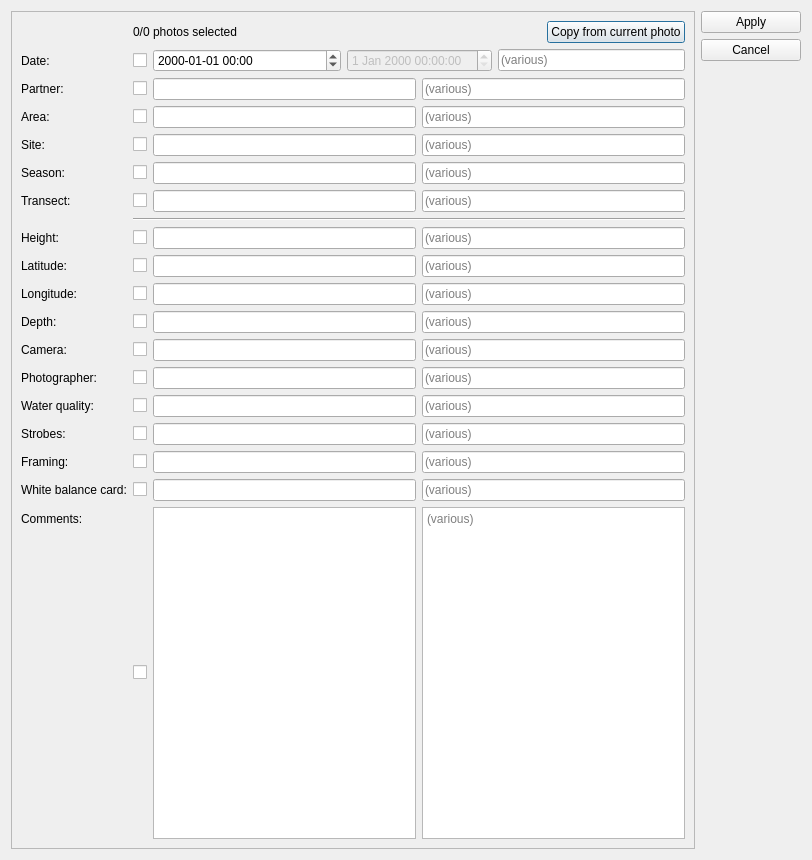
CAMBioMed/preprocessor, file src/preprocessor/gui/metadata_dialog.ui: the form before one commit.
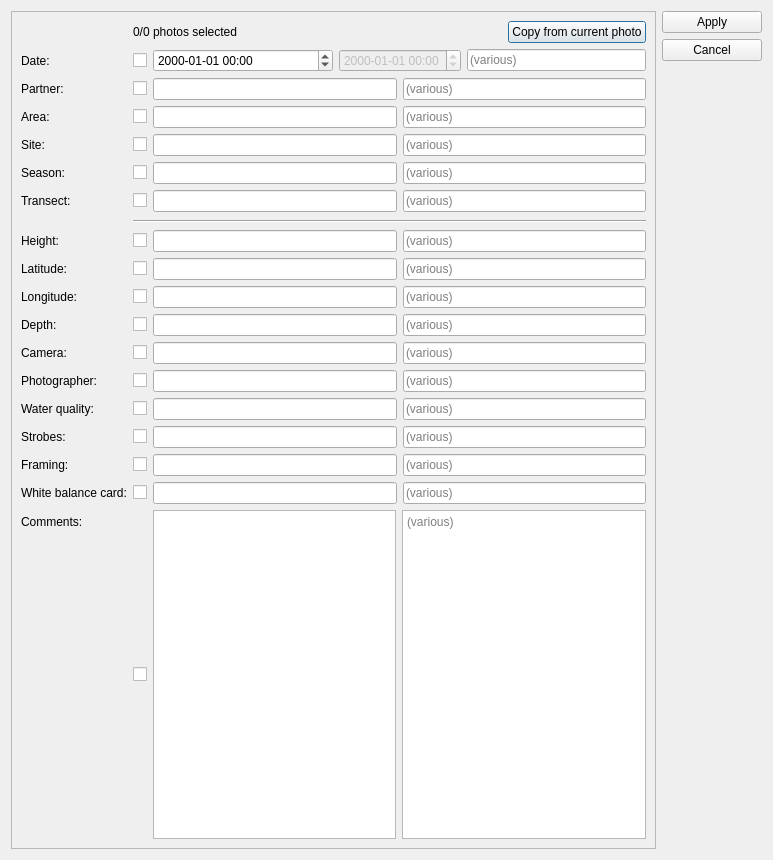
The form after the commit.

What changed in the file:
```diff
--- a/src/preprocessor/gui/metadata_dialog.ui
+++ b/src/preprocessor/gui/metadata_dialog.ui
@@ -6,7 +6,7 @@
    <rect>
     <x>0</x>
     <y>0</y>
-    <width>812</width>
+    <width>773</width>
     <height>860</height>
    </rect>
   </property>
@@ -26,10 +26,16 @@
          <rect>
           <x>0</x>
           <y>0</y>
-          <width>672</width>
+          <width>633</width>
           <height>832</height>
          </rect>
         </property>
+        <property name="sizePolicy">
+         <sizepolicy hsizetype="Maximum" vsizetype="Preferred">
+          <horstretch>0</horstretch>
+          <verstretch>0</verstretch>
+         </sizepolicy>
+        </property>
         <layout class="QFormLayout" name="formLayout">
          <item row="1" column="0">
           <widget class="QLabel" name="lblDate">
@@ -65,6 +71,9 @@
              <property name="enabled">
               <bool>false</bool>
              </property>
+             <property name="displayFormat">
+              <string>yyyy-MM-dd HH:mm</string>
+             </property>
             </widget>
            </item>
            <item>
@@ -99,10 +108,23 @@
             </widget>
            </item>
            <item>
-            <widget class="QLineEdit" name="txtPartner"/>
+            <widget class="QLineEdit" name="txtPartner">
+             <property name="sizePolicy">
+              <sizepolicy hsizetype="Expanding" vsizetype="Fixed">
+               <horstretch>0</horstretch>
+               <verstretch>0</verstretch>
+              </sizepolicy>
+             </property>
+            </widget>
            </item>
            <item>
             <widget class="QLineEdit" name="txtPartnerCommonValue">
+             <property name="sizePolicy">
+              <sizepolicy hsizetype="Expanding" vsizetype="Fixed">
+               <horstretch>0</horstretch>
+               <verstretch>0</verstretch>
+              </sizepolicy>
+             </property>
              <property name="readOnly">
               <bool>true</bool>
              </property>
@@ -239,6 +261,12 @@
          </item>
          <item row="7" column="1">
           <widget class="Line" name="line">
+           <property name="minimumSize">
+            <size>
+             <width>0</width>
+             <height>6</height>
+            </size>
+           </property>
            <property name="orientation">
             <enum>Qt::Orientation::Horizontal</enum>
            </property>
```
Left out of the diff: 4 changed lines with no effect on the pictures.
